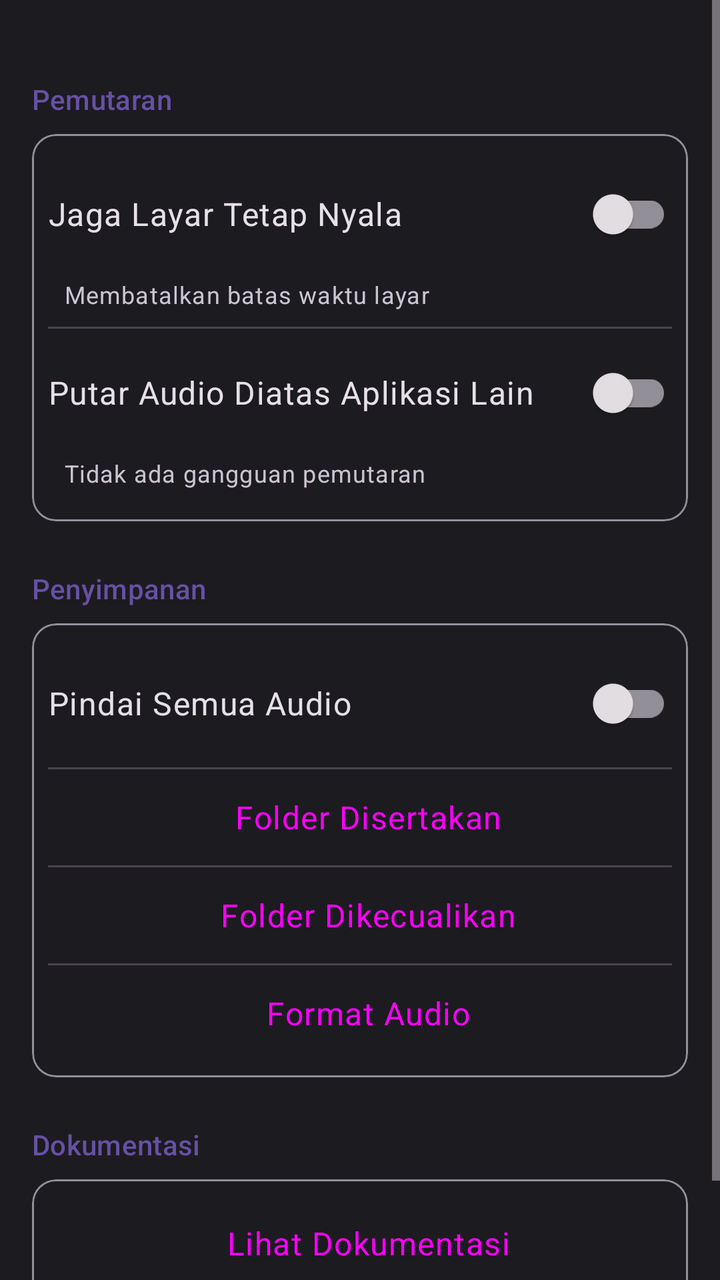
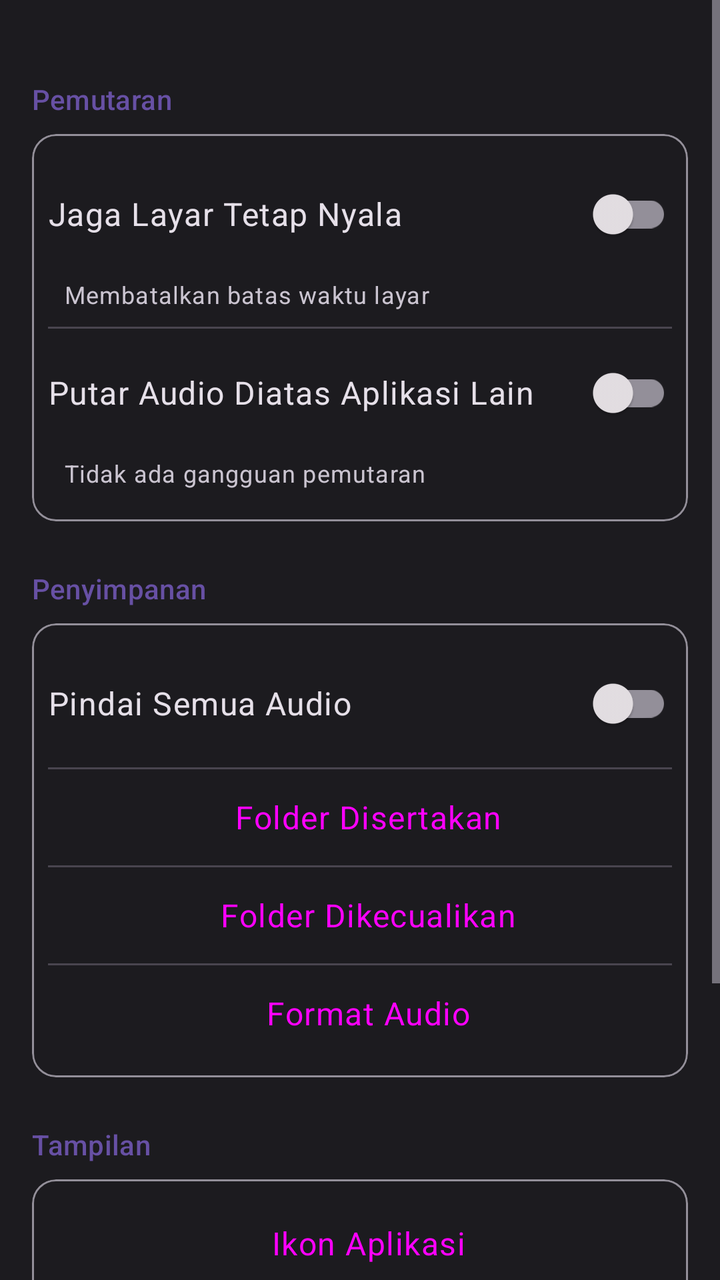

An Android layout rendered at two revisions. The XML below is the earlier revision; the diff shows what the commit changed to produce the second picture.
<!-- AndroidManifest.xml: application theme AppTheme -->
<!-- res/layout/fragment_settings.xml -->
<?xml version="1.0" encoding="utf-8"?>
<ScrollView xmlns:android="http://schemas.android.com/apk/res/android"
    xmlns:app="http://schemas.android.com/apk/res-auto"
    android:layout_width="match_parent"
    android:layout_height="match_parent"
    android:background="?attr/colorSurface">

    <LinearLayout
        android:layout_width="match_parent"
        android:layout_height="wrap_content"
        android:orientation="vertical"
        android:padding="@dimen/padding_medium">

        <TextView
            android:layout_width="wrap_content"
            android:layout_height="wrap_content"
            android:layout_marginTop="@dimen/padding_large"
            android:text="@string/playback"
            android:textAppearance="?attr/textAppearanceTitleSmall"
            android:textColor="?attr/colorPrimary" />

        <com.google.android.material.card.MaterialCardView
            android:layout_width="match_parent"
            android:layout_height="wrap_content"
            android:layout_marginTop="@dimen/padding_small"
            app:cardElevation="0dp"
            app:strokeWidth="1dp"
            app:strokeColor="?attr/colorOutline">

            <LinearLayout
                android:layout_width="match_parent"
                android:layout_height="wrap_content"
                android:orientation="vertical"
                android:padding="@dimen/padding_small">

                <LinearLayout
                    android:layout_width="match_parent"
                    android:layout_height="wrap_content"
                    android:gravity="center_vertical"
                    android:orientation="horizontal"
                    android:paddingTop="@dimen/padding_small"
                    android:paddingBottom="@dimen/padding_small">

                    <TextView
                        android:layout_width="0dp"
                        android:layout_height="wrap_content"
                        android:layout_weight="1"
                        android:text="@string/keep_screen_on"
                        android:textAppearance="?attr/textAppearanceBodyLarge" />

                    <androidx.appcompat.widget.SwitchCompat
                        android:id="@+id/keep_screen_on_switch"
                        android:layout_width="wrap_content"
                        android:layout_height="wrap_content" />

                </LinearLayout>

                <TextView
                    android:layout_width="wrap_content"
                    android:layout_height="wrap_content"
                    android:layout_marginBottom="@dimen/padding_small"
                    android:paddingStart="@dimen/padding_small"
                    android:text="@string/keep_screen_on_subtitle"
                    android:textAppearance="?attr/textAppearanceBodySmall"
                    android:textColor="?attr/colorOnSurfaceVariant" />

                <View
                    android:layout_width="match_parent"
                    android:layout_height="1dp"
                    android:background="?attr/colorOutlineVariant" />

                <LinearLayout
                    android:layout_width="match_parent"
                    android:layout_height="wrap_content"
                    android:gravity="center_vertical"
                    android:orientation="horizontal"
                    android:paddingTop="@dimen/padding_small"
                    android:paddingBottom="@dimen/padding_small">

                    <TextView
                        android:layout_width="0dp"
                        android:layout_height="wrap_content"
                        android:layout_weight="1"
                        android:text="@string/play_over_other_apps"
                        android:textAppearance="?attr/textAppearanceBodyLarge" />

                    <androidx.appcompat.widget.SwitchCompat
                        android:id="@+id/play_over_other_apps_switch"
                        android:layout_width="wrap_content"
                        android:layout_height="wrap_content" />

                </LinearLayout>

                <TextView
                    android:layout_width="wrap_content"
                    android:layout_height="wrap_content"
                    android:layout_marginBottom="@dimen/padding_small"
                    android:paddingStart="@dimen/padding_small"
                    android:text="@string/play_over_other_apps_subtitle"
                    android:textAppearance="?attr/textAppearanceBodySmall"
                    android:textColor="?attr/colorOnSurfaceVariant" />

            </LinearLayout>

        </com.google.android.material.card.MaterialCardView>

        <TextView
            android:layout_width="wrap_content"
            android:layout_height="wrap_content"
            android:layout_marginTop="@dimen/padding_large"
            android:text="@string/storage"
            android:textAppearance="?attr/textAppearanceTitleSmall"
            android:textColor="?attr/colorPrimary" />

        <com.google.android.material.card.MaterialCardView
            android:layout_width="match_parent"
            android:layout_height="wrap_content"
            android:layout_marginTop="@dimen/padding_small"
            app:cardElevation="0dp"
            app:strokeWidth="1dp"
            app:strokeColor="?attr/colorOutline">

            <LinearLayout
                android:layout_width="match_parent"
                android:layout_height="wrap_content"
                android:orientation="vertical"
                android:padding="@dimen/padding_small">

                <LinearLayout
                    android:layout_width="match_parent"
                    android:layout_height="wrap_content"
                    android:gravity="center_vertical"
                    android:orientation="horizontal"
                    android:paddingVertical="@dimen/padding_small">

                    <TextView
                        android:layout_width="0dp"
                        android:layout_height="wrap_content"
                        android:layout_weight="1"
                        android:text="@string/scan_all_audio"
                        android:textAppearance="?attr/textAppearanceBodyLarge" />

                    <androidx.appcompat.widget.SwitchCompat
                        android:id="@+id/scan_all_audio_switch"
                        android:layout_width="wrap_content"
                        android:layout_height="wrap_content" />

                </LinearLayout>

                <View
                    android:layout_width="match_parent"
                    android:layout_height="1dp"
                    android:background="?attr/colorOutlineVariant" />

                <TextView
                    android:id="@+id/included_folders"
                    style="?android:attr/buttonBarButtonStyle"
                    android:layout_width="match_parent"
                    android:layout_height="wrap_content"
                    android:clickable="true"
                    android:focusable="true"
                    android:paddingVertical="@dimen/padding_small"
                    android:text="@string/included_folders"
                    android:textAppearance="?attr/textAppearanceBodyLarge" />

                <View
                    android:layout_width="match_parent"
                    android:layout_height="1dp"
                    android:background="?attr/colorOutlineVariant" />

                <TextView
                    android:id="@+id/excluded_folders"
                    style="?android:attr/buttonBarButtonStyle"
                    android:layout_width="match_parent"
                    android:layout_height="wrap_content"
                    android:clickable="true"
                    android:focusable="true"
                    android:paddingVertical="@dimen/padding_small"
                    android:text="@string/excluded_folders"
                    android:textAppearance="?attr/textAppearanceBodyLarge" />

                <View
                    android:layout_width="match_parent"
                    android:layout_height="1dp"
                    android:background="?attr/colorOutlineVariant" />

                <TextView
                    android:id="@+id/audio_formats"
                    style="?android:attr/buttonBarButtonStyle"
                    android:layout_width="match_parent"
                    android:layout_height="wrap_content"
                    android:clickable="true"
                    android:focusable="true"
                    android:paddingVertical="@dimen/padding_small"
                    android:text="@string/audio_formats"
                    android:textAppearance="?attr/textAppearanceBodyLarge" />

            </LinearLayout>

        </com.google.android.material.card.MaterialCardView>

        <TextView
            android:layout_width="wrap_content"
            android:layout_height="wrap_content"
            android:layout_marginTop="@dimen/padding_large"
            android:text="@string/documentation"
            android:textAppearance="?attr/textAppearanceTitleSmall"
            android:textColor="?attr/colorPrimary" />

        <com.google.android.material.card.MaterialCardView
            android:layout_width="match_parent"
            android:layout_height="wrap_content"
            android:layout_marginTop="@dimen/padding_small"
            app:cardElevation="0dp"
            app:strokeWidth="1dp"
            app:strokeColor="?attr/colorOutline">

            <LinearLayout
                android:layout_width="match_parent"
                android:layout_height="wrap_content"
                android:orientation="vertical"
                android:padding="@dimen/padding_small">

                <TextView
                    android:id="@+id/view_documentation"
                    style="?android:attr/buttonBarButtonStyle"
                    android:layout_width="match_parent"
                    android:layout_height="wrap_content"
                    android:clickable="true"
                    android:focusable="true"
                    android:paddingVertical="@dimen/padding_small"
                    android:text="@string/view_documentation"
                    android:textAppearance="?attr/textAppearanceBodyLarge" />

                <TextView
                    android:layout_width="wrap_content"
                    android:layout_height="wrap_content"
                    android:layout_marginBottom="@dimen/padding_small"
                    android:paddingStart="@dimen/padding_small"
                    android:text="@string/documentation_subtitle"
                    android:textAppearance="?attr/textAppearanceBodySmall"
                    android:textColor="?attr/colorOnSurfaceVariant" />

            </LinearLayout>

        </com.google.android.material.card.MaterialCardView>

    </LinearLayout>

</ScrollView>
<!-- resources referenced by this layout -->
<resources>
  <dimen name="padding_large">24dp</dimen>
  <dimen name="padding_medium">16dp</dimen>
  <dimen name="padding_small">8dp</dimen>
  <string name="audio_formats">Format Audio</string>
  <string name="documentation">Dokumentasi</string>
  <string name="documentation_subtitle">Panduan, struktur, dan riwayat perubahan</string>
  <string name="excluded_folders">Folder Dikecualikan</string>
  <string name="included_folders">Folder Disertakan</string>
  <string name="keep_screen_on">Jaga Layar Tetap Nyala</string>
  <string name="keep_screen_on_subtitle">Membatalkan batas waktu layar</string>
  <string name="play_over_other_apps">Putar Audio Diatas Aplikasi Lain</string>
  <string name="play_over_other_apps_subtitle">Tidak ada gangguan pemutaran</string>
  <string name="playback">Pemutaran</string>
  <string name="scan_all_audio">Pindai Semua Audio</string>
  <string name="storage">Penyimpanan</string>
  <string name="view_documentation">Lihat Dokumentasi</string>
  <style name="AppTheme" parent="Theme.Material3.Dark.NoActionBar">
          <item name="colorPrimary">@color/primary</item>
          <item name="colorOnPrimary">@color/on_primary</item>
          <item name="colorPrimaryContainer">@color/primary_container</item>
          <item name="colorOnPrimaryContainer">@color/on_primary_container</item>
          <item name="colorSecondary">@color/secondary</item>
          <item name="colorOnSecondary">@color/on_secondary</item>
          <item name="colorSecondaryContainer">@color/secondary_container</item>
          <item name="colorOnSecondaryContainer">@color/on_secondary_container</item>
          <item name="android:colorBackground">@color/background</item>
          <item name="colorOnBackground">@color/on_background</item>
          <item name="colorSurface">@color/surface</item>
          <item name="colorOnSurface">@color/on_surface</item>
          <item name="colorSurfaceVariant">@color/surface_variant</item>
          <item name="colorOnSurfaceVariant">@color/on_surface_variant</item>
          <item name="colorError">@color/error</item>
          <item name="colorOnError">@color/on_error</item>
          <item name="android:statusBarColor">@android:color/transparent</item>
          <item name="android:navigationBarColor">@android:color/transparent</item>
      </style>
  <color name="primary">#FF6750A4</color>
  <color name="on_primary">#FFFFFFFF</color>
  <color name="primary_container">#FF4F378B</color>
  <color name="on_primary_container">#FFEADDFF</color>
  <color name="secondary">#FF625B71</color>
  <color name="on_secondary">#FFFFFFFF</color>
  <color name="secondary_container">#FF4A4458</color>
  <color name="on_secondary_container">#FFE8DEF8</color>
  <color name="background">#FF1C1B1F</color>
  <color name="on_background">#FFE6E1E5</color>
  <color name="surface">#FF1C1B1F</color>
  <color name="on_surface">#FFE6E1E5</color>
  <color name="surface_variant">#FF49454F</color>
  <color name="on_surface_variant">#FFCAC4D0</color>
  <color name="error">#FFF2B8B5</color>
  <color name="on_error">#FF601410</color>
</resources>

<!-- the commit's change to res/layout/fragment_settings.xml (unified diff, before → after) -->
@@ -203,6 +203,52 @@
             android:layout_width="wrap_content"
             android:layout_height="wrap_content"
             android:layout_marginTop="@dimen/padding_large"
+            android:text="@string/appearance"
+            android:textAppearance="?attr/textAppearanceTitleSmall"
+            android:textColor="?attr/colorPrimary" />
+
+        <com.google.android.material.card.MaterialCardView
+            android:layout_width="match_parent"
+            android:layout_height="wrap_content"
+            android:layout_marginTop="@dimen/padding_small"
+            app:cardElevation="0dp"
+            app:strokeWidth="1dp"
+            app:strokeColor="?attr/colorOutline">
+
+            <LinearLayout
+                android:layout_width="match_parent"
+                android:layout_height="wrap_content"
+                android:orientation="vertical"
+                android:padding="@dimen/padding_small">
+
+                <TextView
+                    android:id="@+id/choose_app_icon"
+                    style="?android:attr/buttonBarButtonStyle"
+                    android:layout_width="match_parent"
+                    android:layout_height="wrap_content"
+                    android:clickable="true"
+                    android:focusable="true"
+                    android:paddingVertical="@dimen/padding_small"
+                    android:text="@string/choose_app_icon"
+                    android:textAppearance="?attr/textAppearanceBodyLarge" />
+
+                <TextView
+                    android:layout_width="wrap_content"
+                    android:layout_height="wrap_content"
+                    android:layout_marginBottom="@dimen/padding_small"
+                    android:paddingStart="@dimen/padding_small"
+                    android:text="@string/choose_app_icon_subtitle"
+                    android:textAppearance="?attr/textAppearanceBodySmall"
+                    android:textColor="?attr/colorOnSurfaceVariant" />
+
+            </LinearLayout>
+
+        </com.google.android.material.card.MaterialCardView>
+
+        <TextView
+            android:layout_width="wrap_content"
+            android:layout_height="wrap_content"
+            android:layout_marginTop="@dimen/padding_large"
             android:text="@string/documentation"
             android:textAppearance="?attr/textAppearanceTitleSmall"
             android:textColor="?attr/colorPrimary" />
<!-- resource entries referenced after the edit -->
@@ -3,7 +3,10 @@
   <dimen name="padding_large">24dp</dimen>
   <dimen name="padding_medium">16dp</dimen>
   <dimen name="padding_small">8dp</dimen>
+  <string name="appearance">Tampilan</string>
   <string name="audio_formats">Format Audio</string>
+  <string name="choose_app_icon">Ikon Aplikasi</string>
+  <string name="choose_app_icon_subtitle">Ubah ikon aplikasi di layar utama</string>
   <string name="documentation">Dokumentasi</string>
   <string name="documentation_subtitle">Panduan, struktur, dan riwayat perubahan</string>
   <string name="excluded_folders">Folder Dikecualikan</string>
